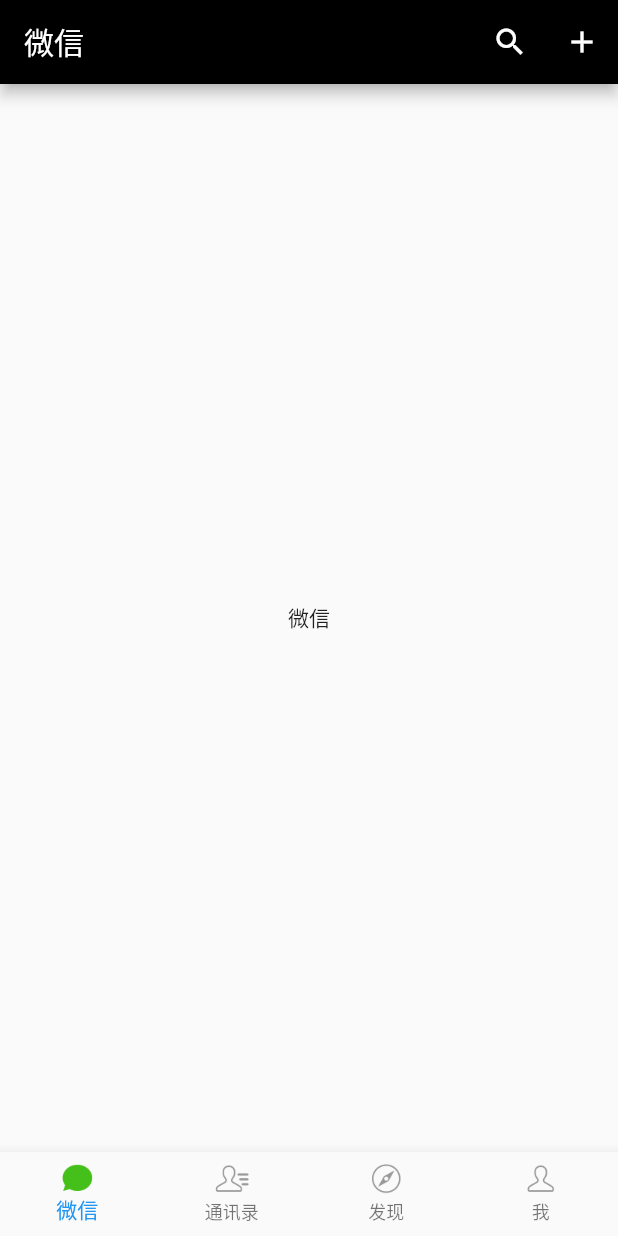
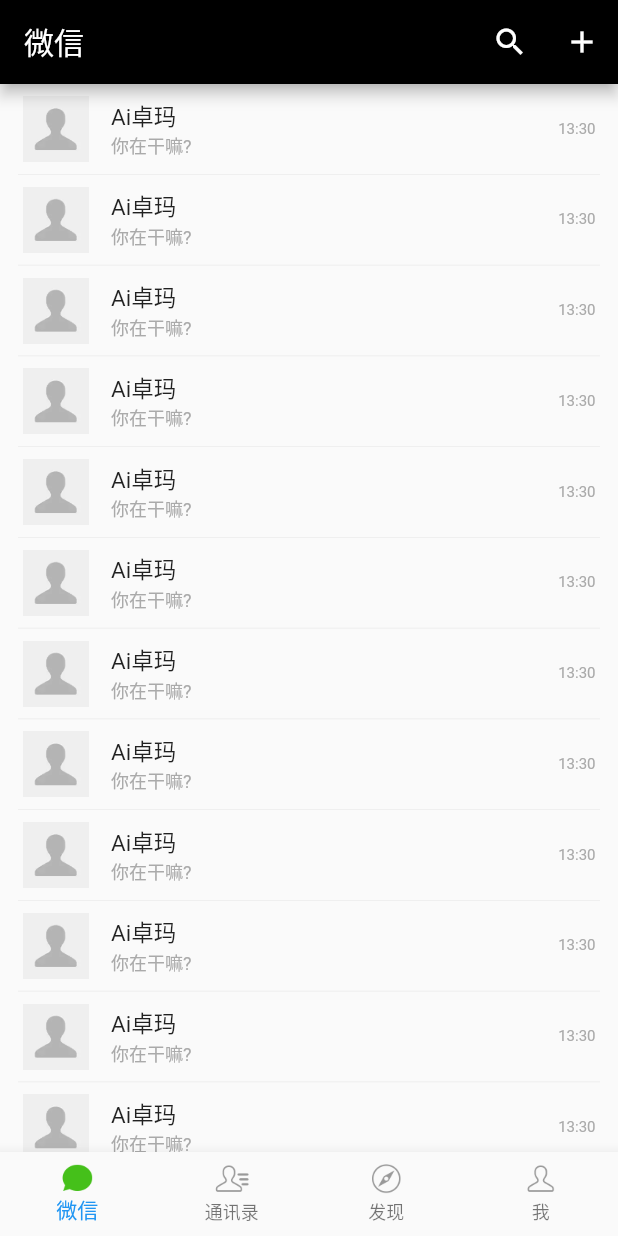
Before and after one commit to yukuoyuan/flutter_weixin, a Flutter app: the screen it shows after launch, on a phone screen of 412 x 824 dp. Run offline on Flutter 3.47's test engine with Material 2 defaults, Android fonts, the phone set to English and light mode, and no system bars.

Commit message:
添加了聊天界面的实现

```diff
--- a/lib/Homepage.dart
+++ b/lib/Homepage.dart
@@ -8,9 +8,66 @@
 }
 
 class _WangWangPageState extends State<WangWangPage> {
+  var defaultAvatar = 'images/ww_default_avatar.png';
+
   @override
   Widget build(BuildContext context) {
     // TODO: implement build
-    return new Scaffold(body: new Center(child: new Text('微信')));
+    return new ListView.builder(itemBuilder: (context, i) {
+      return getItem();
+    });
+  }
+
+  Widget getItem() {
+    return new Container(
+      child: new Column(
+        children: <Widget>[
+          new Container(
+            height: 60.0,
+            margin: new EdgeInsets.fromLTRB(15.0, 0.0, 0.0, 0.0),
+            child: new Row(
+              children: <Widget>[
+                new Image.asset(defaultAvatar, width: 44.0, height: 44.0),
+                new Expanded(
+                    child: new Container(
+                        height: 40.0,
+                        alignment: Alignment.centerLeft,
+                        margin: new EdgeInsets.fromLTRB(15.0, 0.0, 0.0, 0.0),
+                        child: new Column(
+                          crossAxisAlignment: CrossAxisAlignment.start,
+                          children: <Widget>[
+                            new Text(
+                              'Ai卓玛',
+                              style: TextStyle(fontSize: 15.0),
+                            ),
+                            new Text(
+                              '你在干嘛?',
+                              style: TextStyle(
+                                  fontSize: 12.0,
+                                  color: const Color(0xffaaaaaa)),
+                            ),
+                          ],
+                        ))),
+                new Padding(
+                  padding: new EdgeInsets.fromLTRB(0.0, 0.0, 15.0, 0.0),
+                  child: new Text(
+                    '13:30',
+                    style: TextStyle(
+                      fontSize: 10.0,
+                      color: const Color(0xffaaaaaa),
+                    ),
+                  ),
+                )
+              ],
+            ),
+          ),
+          new Container(
+            margin: new EdgeInsets.fromLTRB(12.0, 0.0, 12.0, 0.0),
+            height: 0.5,
+            color: const Color(0xffebebeb),
+          ),
+        ],
+      ),
+    );
   }
 }
```
Also changed, not shown: ui/Screenshot_20181204-141731.jpg (added), 1 other file.
